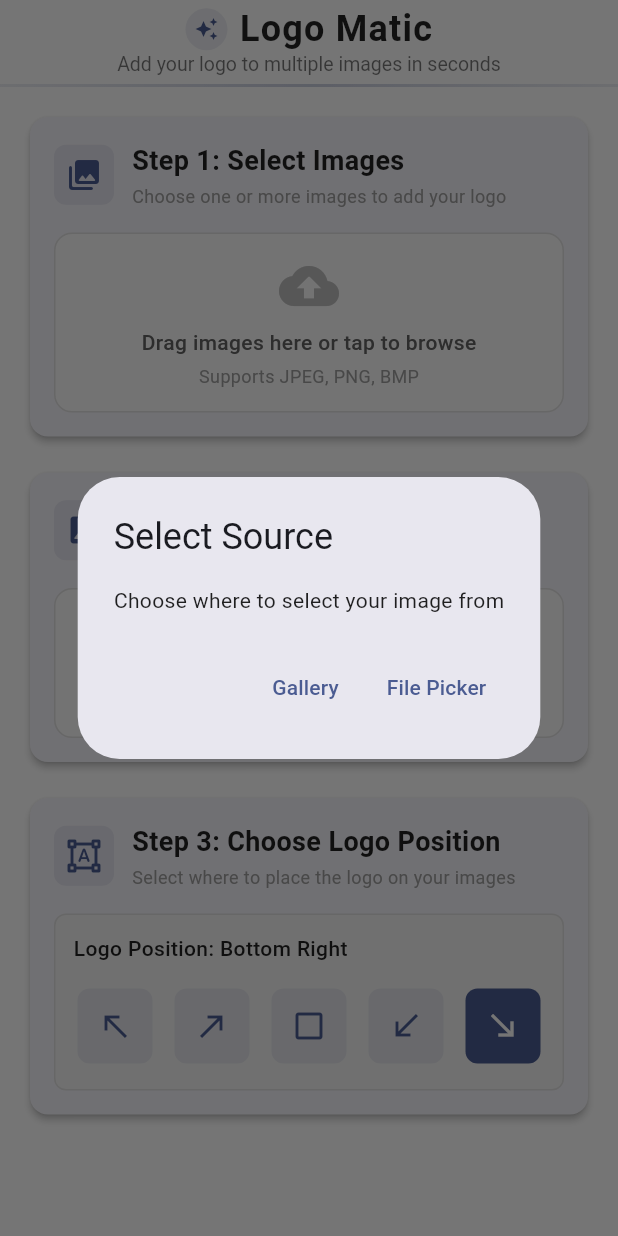
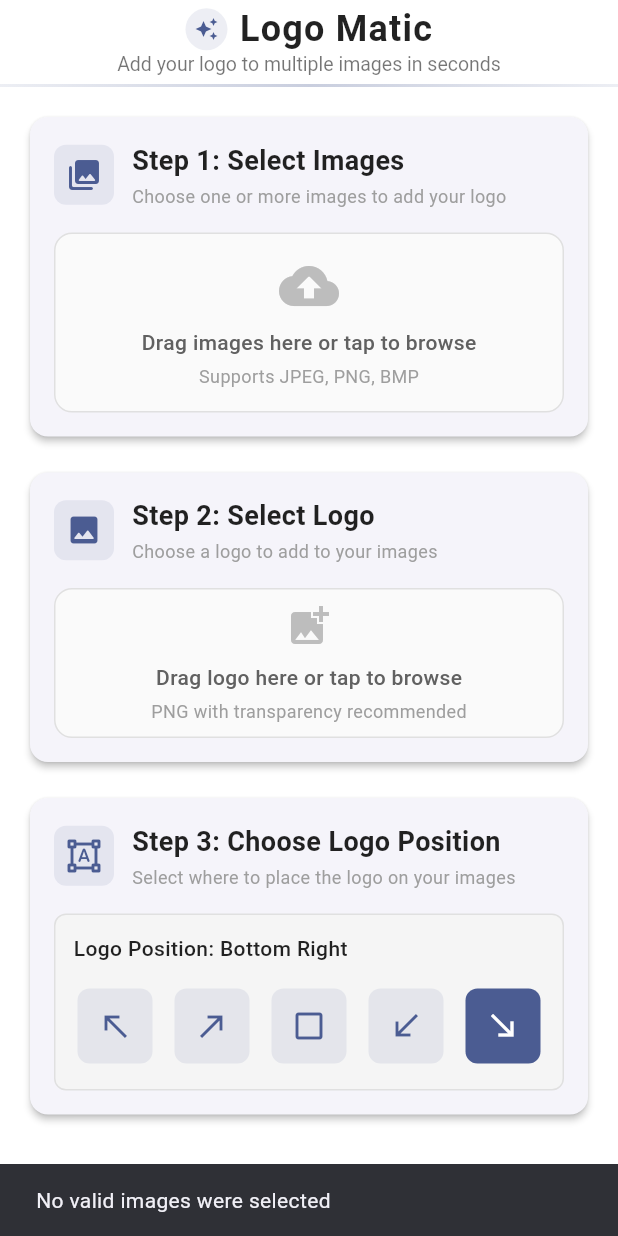
Before and after one commit to xMaan1/Logo-Matic, a Flutter app: the screen it shows after launch, after a tap on "Drag images here or tap to browse", on a phone screen of 412 x 824 dp. Run offline on Flutter 3.47's test engine with Material 3 defaults, Android fonts, the phone set to English and light mode, and no system bars; our stand-ins replace file_picker, flutter_staggered_animations, gallery_saver.

```diff
--- a/lib/utils/file_utils.dart
+++ b/lib/utils/file_utils.dart
@@ -1,70 +1,42 @@
 import 'dart:io';
-import 'package:flutter/foundation.dart';
 import 'package:file_picker/file_picker.dart';
 import 'package:flutter/material.dart';
-import 'package:image_picker/image_picker.dart';
 
 class FileUtils {
-  static final _imagePicker = ImagePicker();
-
-  /// Picks multiple image files with enhanced error handling and logging
+  /// Picks multiple image files
   static Future<List<File>?> pickImages(BuildContext context) async {
     try {
-      // Show image source selection dialog
-      final ImageSource? source = await _showImageSourceDialog(context);
-      if (source == null) return null;
-
       List<File> files = [];
 
-      if (source == ImageSource.gallery) {
-        // Use gallery picker
-        final images = await _imagePicker.pickMultiImage();
-
-        if (images.isNotEmpty) {
-          files = images.map((xFile) => File(xFile.path)).toList();
-        }
-      } else {
-        // Use file picker
       final result = await FilePicker.platform.pickFiles(
         type: FileType.image,
         allowMultiple: true,
-          onFileLoading: (FilePickerStatus status) => debugPrint('Status: $status'),
         dialogTitle: 'Select Images to Add Logo',
         lockParentWindow: true,
         withData: false,
         withReadStream: false,
       );
 
-        debugPrint('Image picker result: $result');
-
       if (result != null && result.files.isNotEmpty) {
         for (final file in result.files) {
           if (file.path != null) {
-              debugPrint('Selected image path: ${file.path}');
             final imageFile = File(file.path!);
 
             try {
               final exists = await imageFile.exists();
               if (exists) {
                 files.add(imageFile);
-                } else {
-                  debugPrint('File does not exist: ${file.path}');
               }
             } catch (e) {
-                debugPrint('Error checking file existence: $e');
-                // Still add the file despite the error
               files.add(imageFile);
-              }
             }
           }
         }
       }
 
       if (files.isNotEmpty) {
-        debugPrint('Returning ${files.length} valid image files');
         return files;
       } else {
-        debugPrint('No valid files were selected');
         if (context.mounted) {
           ScaffoldMessenger.of(context).showSnackBar(
             const SnackBar(content: Text('No valid images were selected')),
@@ -73,7 +45,6 @@ class FileUtils {
         return null;
       }
     } catch (e) {
-      debugPrint('Error picking images: $e');
       if (context.mounted) {
         ScaffoldMessenger.of(context).showSnackBar(
           SnackBar(content: Text('Error selecting images: $e')),
@@ -83,70 +54,48 @@ class FileUtils {
     }
   }
 
-  /// Picks a single logo image file with enhanced error handling and logging
+  /// Picks a single logo image file
   static Future<File?> pickLogo(BuildContext context) async {
     try {
-      // Show image source selection dialog
-      final ImageSource? source = await _showImageSourceDialog(context);
-      if (source == null) return null;
-
       File? logoFile;
 
-      if (source == ImageSource.gallery) {
-        // Use gallery picker
-        final image = await _imagePicker.pickImage(source: ImageSource.gallery);
-
-        if (image != null) {
-          logoFile = File(image.path);
-        }
-      } else {
-        // Use file picker
       final result = await FilePicker.platform.pickFiles(
         type: FileType.image,
         allowMultiple: false,
-          onFileLoading: (FilePickerStatus status) => debugPrint('Status: $status'),
         dialogTitle: 'Select Logo Image',
         lockParentWindow: true,
         withData: false,
         withReadStream: false,
       );
 
-        debugPrint('Logo picker result: $result');
-
-        if (result != null && result.files.isNotEmpty && result.files.first.path != null) {
+      if (result != null &&
+          result.files.isNotEmpty &&
+          result.files.first.path != null) {
         final logoPath = result.files.first.path!;
-          debugPrint('Selected logo path: $logoPath');
-
         logoFile = File(logoPath);
-        }
       }
 
       if (logoFile != null) {
         try {
           final exists = await logoFile.exists();
-          debugPrint('Logo file exists: $exists');
-
           if (exists) {
             return logoFile;
           } else {
-            debugPrint('Logo file does not exist at path: ${logoFile.path}');
             if (context.mounted) {
               ScaffoldMessenger.of(context).showSnackBar(
-                const SnackBar(content: Text('Could not access the selected logo file')),
+                const SnackBar(
+                    content: Text('Could not access the selected logo file')),
               );
             }
             return null;
           }
         } catch (fileError) {
-          debugPrint('Error checking logo file: $fileError');
-          // Try to return the logo anyway
           return logoFile;
         }
       }
 
       return null;
     } catch (e) {
-      debugPrint('Error selecting logo: $e');
       if (context.mounted) {
         ScaffoldMessenger.of(context).showSnackBar(
           SnackBar(content: Text('Error selecting logo: $e')),
@@ -155,27 +104,4 @@ class FileUtils {
       return null;
     }
   }
-
-  /// Shows a dialog to choose between gallery and file picker
-  static Future<ImageSource?> _showImageSourceDialog(BuildContext context) async {
-    return showDialog<ImageSource>(
-      context: context,
-      builder: (BuildContext context) {
-        return AlertDialog(
-          title: const Text('Select Source'),
-          content: const Text('Choose where to select your image from'),
-          actions: [
-            TextButton(
-              onPressed: () => Navigator.pop(context, ImageSource.gallery),
-              child: const Text('Gallery'),
-            ),
-            TextButton(
-              onPressed: () => Navigator.pop(context),
-              child: const Text('File Picker'),
-            ),
-          ],
-        );
 }
-    );
-  }
-}
```
Also changed, not shown: 1 other file. Lines whose indentation alone changed are shown as unchanged.
